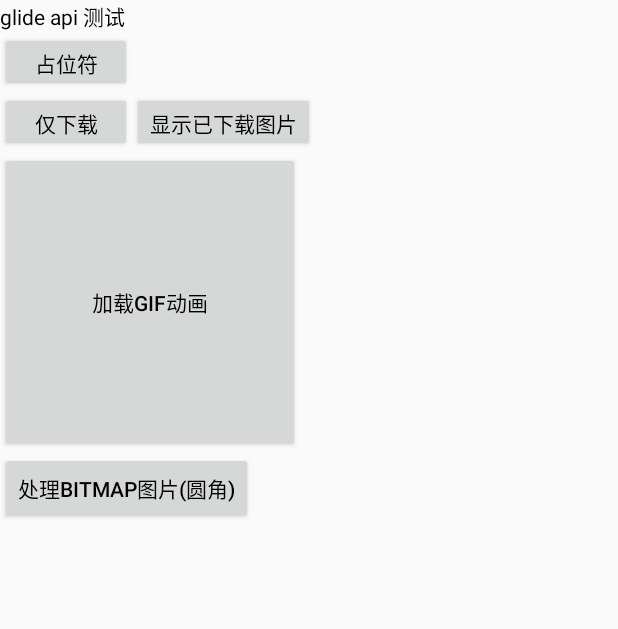
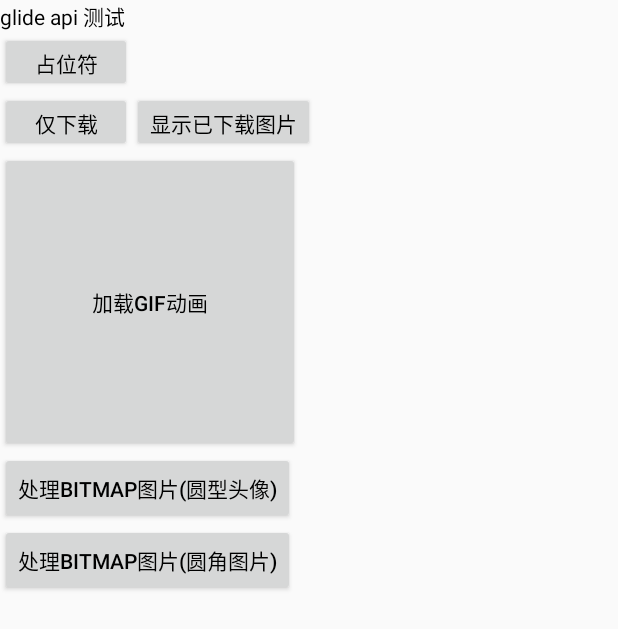
Before and after one commit to wangweijun123/glide_config_test, an Android app: the SecondActivity screen opened directly, with no data from a screen before it, on a phone screen of 412 x 824 dp. Shown: the top 629 px of the screen. Run offline under Robolectric (Android 15) with nearby library versions, the light colour scheme and no system bars; pictures from the network do not load.

Commit message:
处理bitmap圆角与原头像，以及fade褪色动画

```diff
--- a/app/src/main/java/com/example/wangweijun/glide/MainActivity.java
+++ b/app/src/main/java/com/example/wangweijun/glide/MainActivity.java
@@ -12,6 +12,7 @@ import android.widget.ImageView;
 import android.widget.ListView;
 import android.widget.TextView;
 
+import com.bumptech.glide.load.resource.drawable.DrawableTransitionOptions;
 import com.example.wangweijun.glide.model.IResponse;
 import com.example.wangweijun.glide.model.RankListModel;
 import com.example.wangweijun.glide.model.RecommendModel;
@@ -113,6 +114,7 @@ public class MainActivity extends AppCompatActivity {
     private void setValue(ViewHolder viewHolder, RecommendModel.RankRecommedModel model) {
         viewHolder.title_view.setText(model.name);
         GlideApp.with(getApplicationContext()).load(model.icon.url)
+                .transition(new DrawableTransitionOptions().crossFade(200))
                 .placeholder(R.mipmap.ic_launcher)
                 .into(viewHolder.photo_view);
     }
--- a/app/src/main/java/com/example/wangweijun/glide/SecondActivity.java
+++ b/app/src/main/java/com/example/wangweijun/glide/SecondActivity.java
@@ -15,7 +15,7 @@ import com.bumptech.glide.load.resource.drawable.DrawableTransitionOptions;
  */
 
 public class SecondActivity extends Activity implements View.OnClickListener {
-    Button bt1, bt3, bt4, bt5, bt6;
+    Button bt1, bt3, bt4, bt5, bt6,bt7;
     ImageView iv1, iv2, iv3;
 
     @Override
@@ -35,6 +35,8 @@ public class SecondActivity extends Activity implements View.OnClickListener {
         bt5.setOnClickListener(this);
         bt6 = (Button) findViewById(R.id.bt6);
         bt6.setOnClickListener(this);
+        bt7 = (Button) findViewById(R.id.bt7);
+        bt7.setOnClickListener(this);
 
 
         iv1 = (ImageView) findViewById(R.id.iv1);
@@ -101,6 +103,12 @@ public class SecondActivity extends Activity implements View.OnClickListener {
                         .transform(new CircleCrop())
                         .into(iv3);
                 break;
+            case R.id.bt7:
+                GlideApp.with(getApplicationContext())
+                        .load(url)
+                        .transform(new ToundedCornerTransformation())
+                        .into(iv3);
+                break;
             default:
                 break;
         }
--- a/app/src/main/res/layout/activity_second.xml
+++ b/app/src/main/res/layout/activity_second.xml
@@ -69,5 +69,12 @@
         android:layout_width="wrap_content"
         android:layout_height="wrap_content"
         android:textColor="#000000"
-        android:text="处理bitmap图片(圆角)" />
+        android:text="处理bitmap图片(圆型头像)" />
+
+    <Button
+        android:id="@+id/bt7"
+        android:layout_width="wrap_content"
+        android:layout_height="wrap_content"
+        android:textColor="#000000"
+        android:text="处理bitmap图片(圆角图片)" />
 </LinearLayout>
```
Also changed, not shown: app/src/main/java/com/example/wangweijun/glide/ToundedCornerTransformation.java (added, +26 -0 lines), 1 other file.
